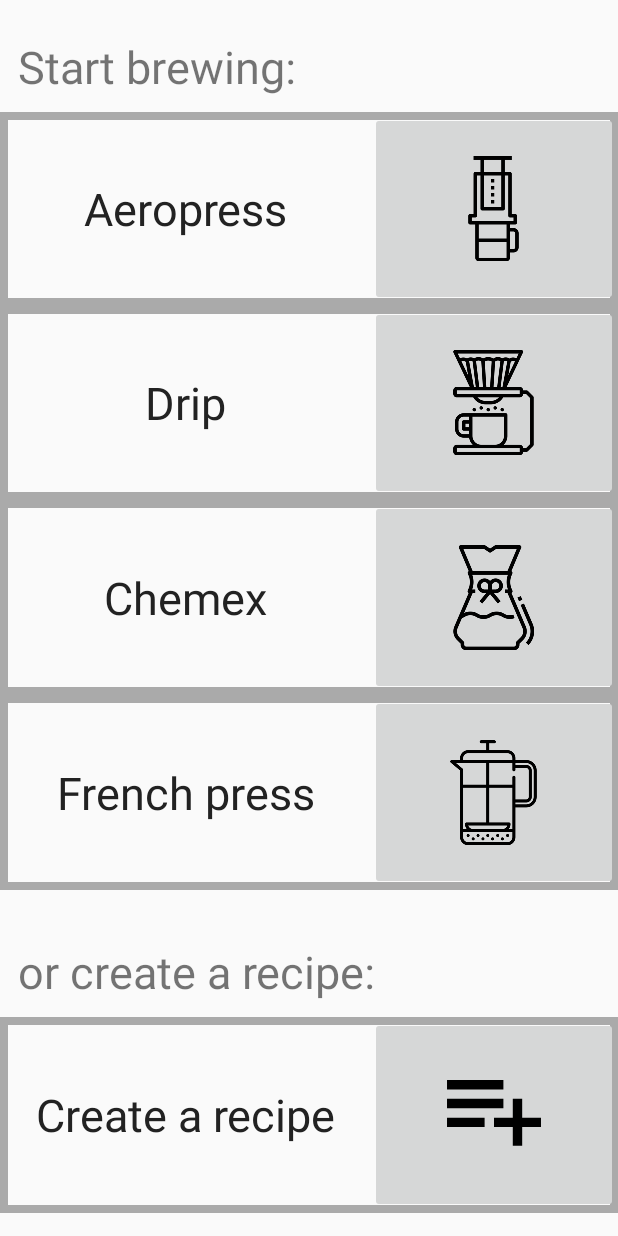
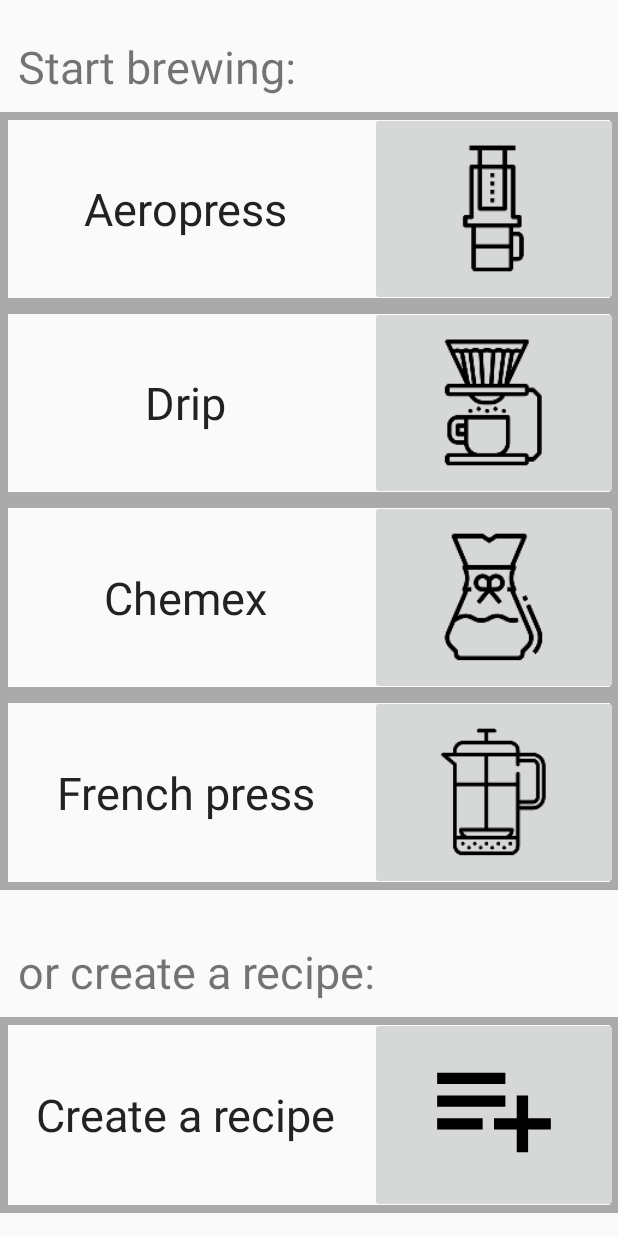
Before and after one commit to MBelniak/BrewMoment, an Android app: the layout fragment_home.xml on its own in the app's theme, with its tools: preview values and no code run, on a phone screen of 412 x 824 dp. Run offline under Robolectric (Android 15) with nearby library versions, the phone set to English and light mode, and no system bars.

Commit message:
Fixed image sizes

```diff
--- a/app/src/main/java/com/rubik/brewmoment/ui/login/SignUpActivity.kt
+++ b/app/src/main/java/com/rubik/brewmoment/ui/login/SignUpActivity.kt
@@ -6,9 +6,7 @@ import android.view.MenuItem
 import android.widget.Toast
 import androidx.appcompat.app.ActionBar
 import androidx.appcompat.app.AppCompatActivity
-import com.google.android.gms.tasks.OnSuccessListener
 import com.google.firebase.auth.FirebaseAuth
-import com.google.firebase.auth.FirebaseUser
 import com.google.firebase.auth.UserProfileChangeRequest
 import com.rubik.brewmoment.MainActivity
 import com.rubik.brewmoment.R
--- a/app/src/main/java/com/rubik/brewmoment/ui/recipes/RecipeDetailsActivity.kt
+++ b/app/src/main/java/com/rubik/brewmoment/ui/recipes/RecipeDetailsActivity.kt
@@ -1,10 +1,10 @@
 package com.rubik.brewmoment.ui.recipes
 
 import android.content.Intent
-import androidx.appcompat.app.AppCompatActivity
 import android.os.Bundle
 import android.view.MenuItem
 import android.widget.Toast
+import androidx.appcompat.app.AppCompatActivity
 import com.rubik.brewmoment.R
 import com.rubik.brewmoment.model.data.CommonRecipesData
 import com.rubik.brewmoment.model.data.Recipe
--- a/app/src/main/java/com/rubik/brewmoment/ui/recipes/RecipesRecyclerViewAdapter.kt
+++ b/app/src/main/java/com/rubik/brewmoment/ui/recipes/RecipesRecyclerViewAdapter.kt
@@ -9,8 +9,8 @@ import android.widget.LinearLayout
 import android.widget.TextView
 import androidx.recyclerview.widget.RecyclerView
 import com.rubik.brewmoment.R
+import com.rubik.brewmoment.model.EqTypeEnum
 import com.rubik.brewmoment.model.data.Recipe
-import com.rubik.brewmoment.model.EqTypeEnum
 import kotlinx.android.synthetic.main.recipe_item.view.*
 
 class RecipesRecyclerViewAdapter(var recipesDataset: List<Recipe>, val context: Context)
--- a/app/src/main/java/com/rubik/brewmoment/ui/results/BrewResultActivity.kt
+++ b/app/src/main/java/com/rubik/brewmoment/ui/results/BrewResultActivity.kt
@@ -2,7 +2,6 @@ package com.rubik.brewmoment.ui.results
 
 import android.content.Intent
 import android.os.Bundle
-import android.util.Log
 import android.view.View
 import android.widget.Toast
 import androidx.appcompat.app.AlertDialog
--- a/app/src/main/java/com/rubik/brewmoment/ui/results/BrewResultsRecyclerViewAdapter.kt
+++ b/app/src/main/java/com/rubik/brewmoment/ui/results/BrewResultsRecyclerViewAdapter.kt
@@ -11,7 +11,6 @@ import androidx.recyclerview.widget.RecyclerView
 import com.rubik.brewmoment.R
 import com.rubik.brewmoment.model.EqTypeEnum
 import com.rubik.brewmoment.model.data.BrewResult
-import com.rubik.brewmoment.model.data.RecipesDAO
 import kotlinx.android.synthetic.main.result_item.view.*
 import java.text.SimpleDateFormat
 import java.util.*
--- a/app/src/main/res/layout/fragment_home.xml
+++ b/app/src/main/res/layout/fragment_home.xml
@@ -66,7 +66,9 @@
                     android:layout_height="match_parent"
                     android:layout_weight="2"
                     android:clickable="false"
-
+                    android:scaleType="fitCenter"
+                    android:adjustViewBounds="true"
+                    android:padding="0dp"
                     android:contentDescription="@string/aeropress_tile"
                     app:srcCompat="@mipmap/ic_aeropress_foreground" />
             </LinearLayout>
@@ -108,6 +110,9 @@
                     android:layout_height="match_parent"
                     android:layout_weight="2"
                     android:clickable="false"
+                    android:scaleType="fitCenter"
+                    android:adjustViewBounds="true"
+                    android:padding="0dp"
                     android:contentDescription="@string/drip_tile"
                     app:srcCompat="@mipmap/ic_drip_icon_foreground" />
 
@@ -150,6 +155,9 @@
                     android:layout_height="match_parent"
                     android:layout_weight="2"
                     android:clickable="false"
+                    android:scaleType="fitCenter"
+                    android:padding="0dp"
+                    android:adjustViewBounds="true"
                     android:contentDescription="@string/chemex_tile"
                     app:srcCompat="@mipmap/ic_chemex_foreground" />
 
@@ -192,7 +200,10 @@
                     android:layout_height="match_parent"
                     android:layout_weight="2"
                     android:clickable="false"
-                    android:contentDescription="@string/aeropress_tile"
+                    android:padding="0dp"
+                    android:scaleType="fitCenter"
+                    android:adjustViewBounds="true"
+                    android:contentDescription="@string/frenchpress_tile"
                     app:srcCompat="@mipmap/ic_french_icon_foreground" />
 
 
@@ -248,7 +259,10 @@
                     android:layout_width="0dp"
                     android:layout_height="match_parent"
                     android:layout_weight="2"
+                    android:scaleType="fitCenter"
+                    android:adjustViewBounds="true"
                     android:clickable="false"
+                    android:padding="0dp"
                     app:srcCompat="@drawable/ic_add_recipe_foreground" />
             </LinearLayout>
         </FrameLayout>
--- a/app/src/main/res/values/strings.xml
+++ b/app/src/main/res/values/strings.xml
@@ -146,6 +146,7 @@
     <string name="chosen_recipe_brew_dose">Dose: %1$s</string>
     <string name="chosen_recipe_brew_total_water">Total water: %1$s</string>
     <string name="total_water">*Total water:</string>
+    <string name="frenchpress_tile">Frenchpress tile</string>
     <string-array name="steps">
         <item>Pour water over</item>
         <item>Stir</item>
```
Also changed, not shown: app/src/main/java/com/rubik/brewmoment/MainActivity.kt (+15 -18 lines), app/src/main/java/com/rubik/brewmoment/ui/recipes/CreateRecipeActivity.kt (+20 -6 lines), app/src/main/java/com/rubik/brewmoment/ui/results/BrewResultDetailsActivity.kt (+9 -4 lines).
